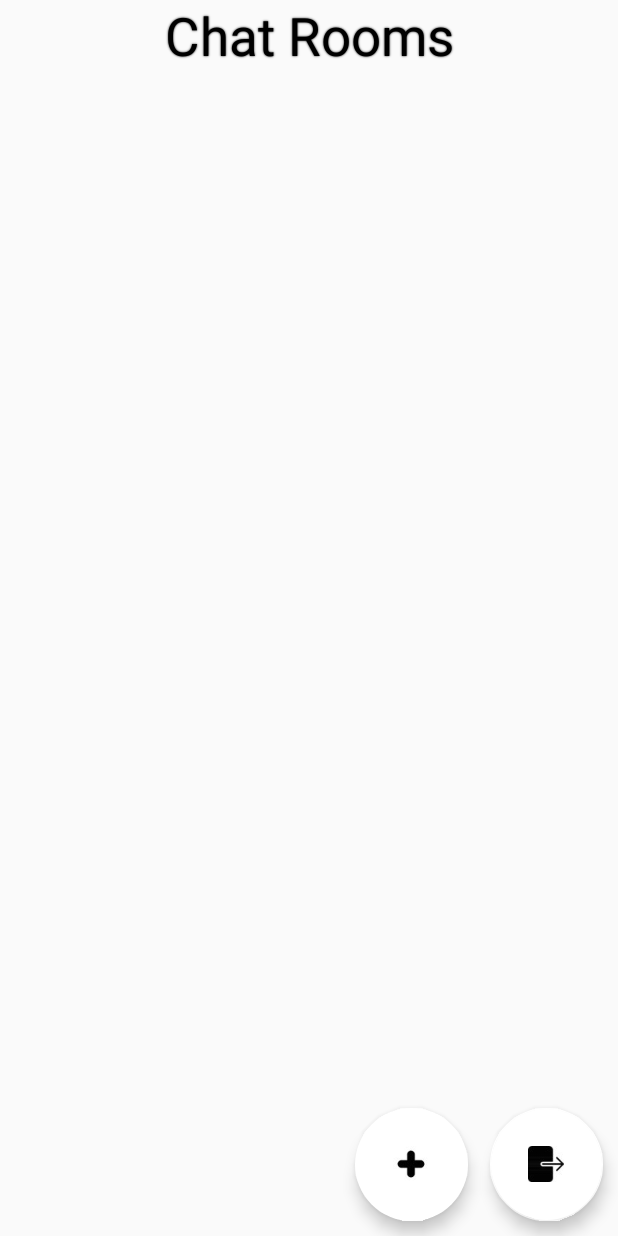
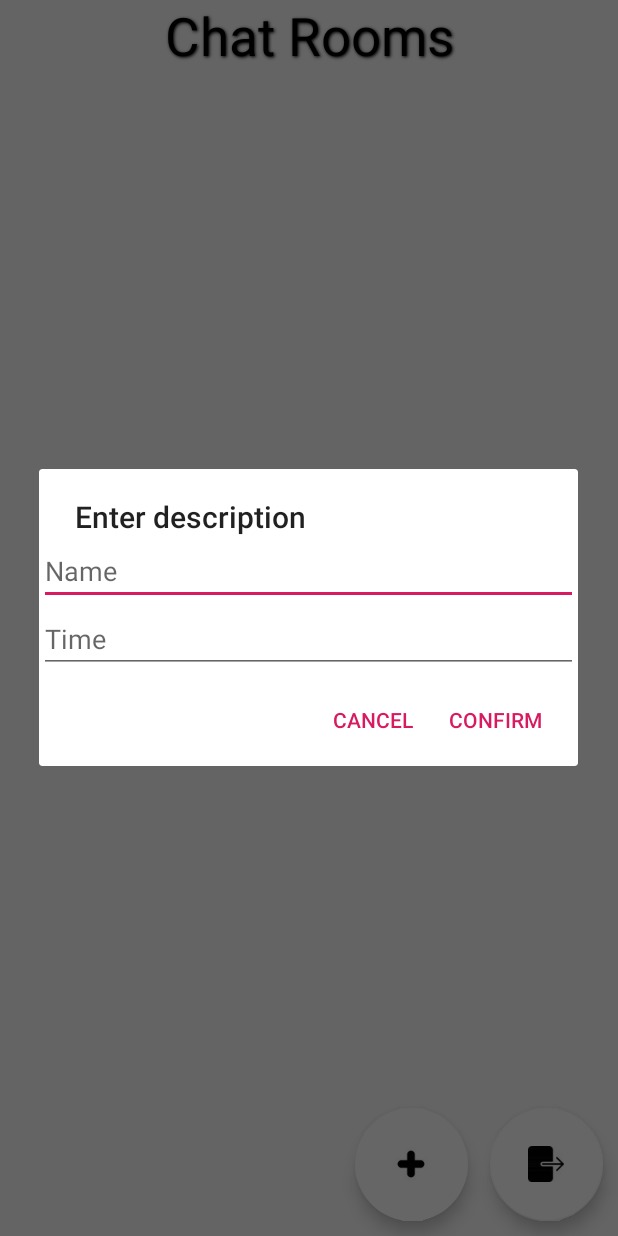
Before and after one commit to MoeBro/FirebaseChatApp, an Android app: the ChatRoomList screen opened directly, with no data from a screen before it, after a tap on an icon or button, on a phone screen of 412 x 824 dp. Run offline under Robolectric (Android 15) with nearby library versions, the phone set to English and light mode, and no system bars; our stand-ins replace Firebase (no records; nobody signed in at launch, a user with empty details on screens opened directly); libraries missing offline, so code that uses them is left out: com.facebook, com.facebook.login; 1 statement that could not run was skipped.

Commit message:
implemented adding and viewing chatrooms.

```diff
--- a/app/build.gradle
+++ b/app/build.gradle
@@ -5,7 +5,7 @@ android {
     compileSdkVersion 28
     defaultConfig {
         applicationId "com.example.firebasechat"
-        minSdkVersion 15
+        minSdkVersion 28
         targetSdkVersion 28
         versionCode 1
         versionName "1.0"
@@ -35,6 +35,7 @@ dependencies {
     implementation 'com.facebook.android:facebook-android-sdk:4.40.0'
     implementation 'gr.pantrif:easy-android-splash-screen:0.0.1'
     implementation 'com.android.support:design:28.0.0'
+    implementation 'com.android.support:cardview-v7:28.0.0'
 
 }
 
--- a/app/src/main/AndroidManifest.xml
+++ b/app/src/main/AndroidManifest.xml
@@ -11,6 +11,8 @@
         android:roundIcon="@mipmap/ic_launcher_round"
         android:supportsRtl="true"
         android:theme="@style/AppTheme">
+        <activity android:name=".Activities.ChatRoomActivity">
+        </activity>
         <activity android:name=".Activities.SplashScreenActivity">
             <intent-filter>
                 <action android:name="android.intent.action.MAIN" />
@@ -19,8 +21,7 @@
             </intent-filter>
         </activity>
         <activity android:name=".Activities.ChatRoomList" />
-        <activity android:name=".Activities.LogInActivity">
-        </activity>
+        <activity android:name=".Activities.LogInActivity"></activity>
 
         <meta-data
             android:name="com.facebook.sdk.ApplicationId"
--- a/app/src/main/java/com/example/firebasechat/Activities/ChatRoomList.java
+++ b/app/src/main/java/com/example/firebasechat/Activities/ChatRoomList.java
@@ -1,32 +1,106 @@
 package com.example.firebasechat.Activities;
 
+import android.content.Context;
 import android.content.DialogInterface;
 import android.content.Intent;
+import android.renderscript.Sampler;
+import android.support.annotation.NonNull;
+import android.support.v4.widget.SwipeRefreshLayout;
 import android.support.v7.app.AlertDialog;
 import android.support.v7.app.AppCompatActivity;
 import android.os.Bundle;
+import android.util.Log;
 import android.view.View;
+import android.widget.AdapterView;
+import android.widget.EditText;
+import android.widget.LinearLayout;
+import android.widget.ListView;
 
-import com.example.firebasechat.Models.Chatroom;
+import com.example.firebasechat.Adapters.ChatRoomAdapter;
+import com.example.firebasechat.Entity.Chatroom;
 import com.example.firebasechat.R;
 import com.facebook.login.LoginManager;
 import com.google.firebase.auth.FirebaseAuth;
+import com.google.firebase.database.DataSnapshot;
+import com.google.firebase.database.DatabaseError;
+import com.google.firebase.database.DatabaseReference;
+import com.google.firebase.database.FirebaseDatabase;
+import com.google.firebase.database.ValueEventListener;
 
+import java.security.PrivateKey;
 import java.util.ArrayList;
+import java.util.HashMap;
 
 public class ChatRoomList extends AppCompatActivity {
 
-    public ArrayList<Chatroom> ListOfChatRooms;
-
+    public static final ArrayList<Chatroom> ListOfChatRooms = new ArrayList<>();
+    private ListView chatRoomListView;
+    private DatabaseReference dbRootReference, dbChatRoomReference;
+    SwipeRefreshLayout swipeRefreshLayout;
 
     @Override
     protected void onCreate(Bundle savedInstanceState) {
+        setContentView(R.layout.activity_chat_room_list);
+        chatRoomListView = (ListView)findViewById(R.id.chatRoomList);
         super.onCreate(savedInstanceState);
-        setContentView(R.layout.activity_chat_room_list);
+
         getSupportActionBar().hide();
+        dbRootReference = FirebaseDatabase.getInstance().getReference();
+        dbChatRoomReference = dbRootReference.child("Chatrooms");
+
+
+        swipeRefreshLayout = (SwipeRefreshLayout)findViewById(R.id.swipeRefresh);
+
+        //database event listener
+        final ValueEventListener valueEventListener = new ValueEventListener() {
+            @Override
+            public void onDataChange(@NonNull DataSnapshot dataSnapshot) {
+                ListOfChatRooms.clear();
+                getDataFromDatabase(dataSnapshot);
+            }
+
+            @Override
+            public void onCancelled(@NonNull DatabaseError databaseError) {
+                Log.w("Fail","failed to read value", databaseError.toException());
+            }
+        };
+        dbChatRoomReference.addListenerForSingleValueEvent(valueEventListener);
+
+        //swiping to refresh
+        swipeRefreshLayout.setOnRefreshListener(new SwipeRefreshLayout.OnRefreshListener() {
+            @Override
+            public void onRefresh() {
+
+                dbChatRoomReference.addListenerForSingleValueEvent(valueEventListener);
+                swipeRefreshLayout.setRefreshing(false);
+            }
+        });
+
     }
 
-    //floating signout button
+    public void getDataFromDatabase(DataSnapshot dataSnapshot)
+    {
+        for (DataSnapshot ds : dataSnapshot.getChildren())
+        {
+            String name = ds.child("Name").getValue(String.class);
+            String description = ds.child("Description").getValue(String.class);
+            ListOfChatRooms.add(new Chatroom(name,description));
+        }
+
+        chatRoomListView.setAdapter(new ChatRoomAdapter(ChatRoomList.this,ListOfChatRooms));
+        chatRoomListView.setOnItemClickListener(new AdapterView.OnItemClickListener() {
+            @Override
+            public void onItemClick(AdapterView<?> parent, View view, int position, long id) {
+                Intent intent = new Intent(ChatRoomList.this,ChatRoomActivity.class);
+                Chatroom chatroom = ListOfChatRooms.get(position);
+                intent.putExtra("RoomName",chatroom.getRoomName());
+                startActivity(intent);
+            }
+        });
+    }
+
+
+    //floating sign out button
     public void signOutButton(View view) {
         new AlertDialog.Builder(this)
                 .setIcon(android.R.drawable.ic_dialog_alert)
@@ -46,5 +120,40 @@ public class ChatRoomList extends AppCompatActivity {
     }
 
     public void newChatRoom(View view) {
+        AlertDialog.Builder builder = new AlertDialog.Builder(this);
+        builder.setTitle("Enter description");
+
+        Context context = view.getContext();
+        LinearLayout linearLayout = new LinearLayout(context);
+        linearLayout.setOrientation(LinearLayout.VERTICAL);
+
+        final EditText nameBox = new EditText(context);
+        nameBox.setHint("Name");
+        linearLayout.addView(nameBox);
+
+        final EditText descriptionText = new EditText(context);
+        descriptionText.setHint("Time");
+        linearLayout.addView(descriptionText);
+        builder.setView(linearLayout);
+        builder.setPositiveButton("Confirm", new DialogInterface.OnClickListener() {
+            @Override
+            public void onClick(DialogInterface dialog, int which) {
+                HashMap chatroomMap = new HashMap();
+                chatroomMap.put("Name",nameBox.getText().toString());
+                chatroomMap.put("Description",descriptionText.getText().toString());
+                dbRootReference.child("Chatrooms").push().setValue(chatroomMap);
+            }
+        });
+        builder.setNegativeButton("Cancel", new DialogInterface.OnClickListener() {
+            @Override
+            public void onClick(DialogInterface dialog, int which) {
+
+            }
+        });
+        builder.show();
+
+
     }
+
+
 }
--- a/app/src/main/java/com/example/firebasechat/Activities/SplashScreenActivity.java
+++ b/app/src/main/java/com/example/firebasechat/Activities/SplashScreenActivity.java
@@ -1,6 +1,7 @@
 package com.example.firebasechat.Activities;
 
 import android.graphics.Color;
+import android.graphics.Typeface;
 import android.support.v7.app.AppCompatActivity;
 import android.os.Bundle;
 import android.view.View;
@@ -25,6 +26,11 @@ public class SplashScreenActivity extends AppCompatActivity {
                 .withLogo(R.drawable.icon)
                 .withAfterLogoText("House Of Code Application");
 
+        Typeface segoeui = Typeface.createFromAsset(getAssets(),"fonts/segoeui.otf");
+        config.getAfterLogoTextView().setTypeface(segoeui);
+        config.getBeforeLogoTextView().setTypeface(segoeui);
+        config.getBeforeLogoTextView().setShadowLayer(2,1,1,Color.parseColor("#000000"));
+        config.getAfterLogoTextView().setShadowLayer(2,1,1,Color.parseColor("#000000"));
         //create the view for splashscreen
         View easySplashScreenView = config.create();
         setContentView(easySplashScreenView);
--- a/app/src/main/res/layout/activity_chat_room_list.xml
+++ b/app/src/main/res/layout/activity_chat_room_list.xml
@@ -7,26 +7,34 @@
     tools:context=".Activities.ChatRoomList"
     android:orientation="vertical"
     >
+<android.support.v4.widget.SwipeRefreshLayout
+    android:id="@+id/swipeRefresh"
+    android:layout_width="wrap_content"
+    android:layout_height="match_parent">
+    <FrameLayout
+        android:layout_width="match_parent"
+        android:layout_height="match_parent">
+    <ListView
+        android:id="@+id/chatRoomList"
+        android:layout_width="match_parent"
+        android:layout_height="wrap_content"
+        android:isScrollContainer="true"
+        android:layout_marginTop="50dp">
+    </ListView>
 
     <TextView
         android:layout_width="match_parent"
         android:layout_height="50dp"
         android:text="Chat Rooms"
-        android:textSize="35dp"
+        android:textSize="35sp"
         android:textAlignment="center"
         android:textColor="@android:color/black"
         android:shadowColor="@android:color/black"
-        android:shadowRadius="1"
+        android:shadowDx="1"
+        android:shadowDy="1"
+        android:shadowRadius="2"
         android:font="@font/segoeui"
         />
-
-    <ListView
-        android:id="@+id/chatRoomList"
-        android:layout_width="wrap_content"
-        android:layout_height="match_parent"
-        android:isScrollContainer="true"
-        android:layout_marginTop="50dp">
-    </ListView>
 
     <android.support.design.widget.FloatingActionButton
         android:id="@+id/signOutButton"
@@ -57,6 +65,8 @@
         app:fabCustomSize="75dp"
         app:borderWidth="0dp"
         />
+    </FrameLayout>
 
+</android.support.v4.widget.SwipeRefreshLayout>
 
 </FrameLayout>
--- a/app/src/main/res/layout/activity_login.xml
+++ b/app/src/main/res/layout/activity_login.xml
@@ -14,7 +14,8 @@
         android:text="Log In"
         android:layout_gravity="center_horizontal"
         android:layout_marginTop="10dp"
-        android:textSize="20dp"
+        android:textSize="35dp"
+        android:textAlignment="center"
         />
 
         <com.google.android.gms.common.SignInButton
```
Also changed, not shown: app/src/main/java/com/example/firebasechat/Entity/Chatroom.java (added, +27 -0 lines), app/src/main/java/com/example/firebasechat/Entity/Message.java (added, +38 -0 lines), app/src/main/java/com/example/firebasechat/Models/Chatroom.java (deleted, +0 -27 lines), app/src/main/java/com/example/firebasechat/Models/Message.java (deleted, +0 -38 lines).
